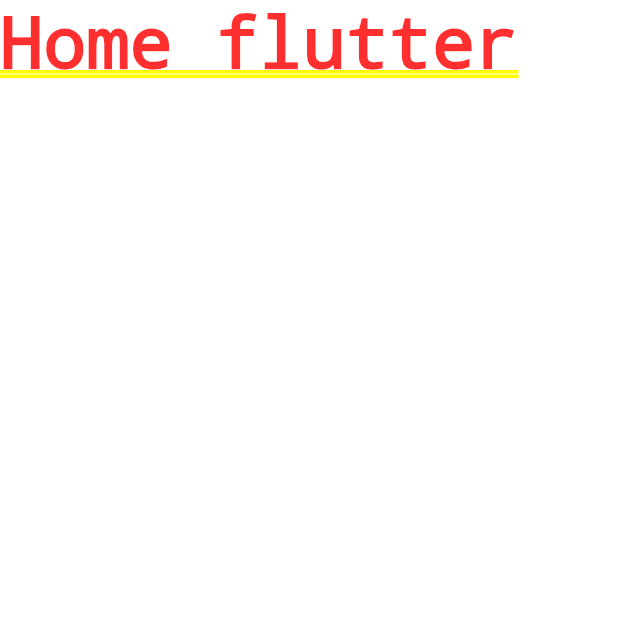
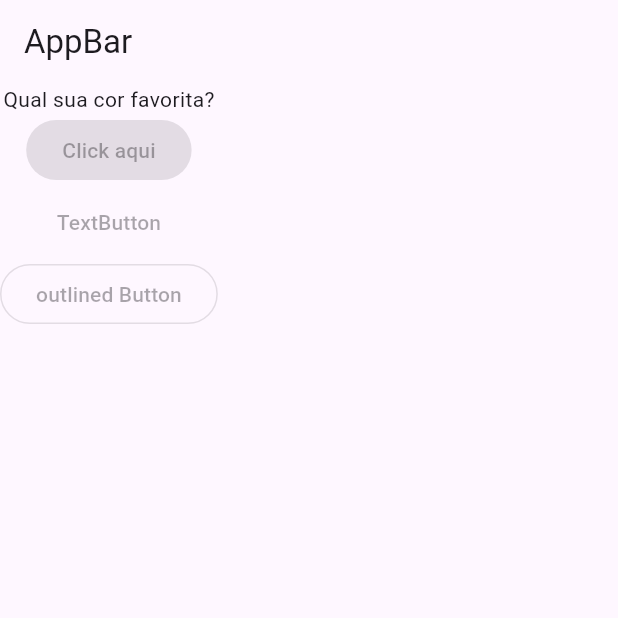
Before and after one commit to PedroGoncalves-Dev/Proj-Perguntas-flutter, a Flutter app: the screen it shows after launch, on a phone screen of 412 x 824 dp, the top half of it. Run offline on Flutter 3.47's test engine with Material 3 defaults, Android fonts, the phone set to English and light mode, and no system bars.

Commit message:
adicionando botoes em columns

```diff
--- a/lib/main.dart
+++ b/lib/main.dart
@@ -7,6 +7,23 @@ main() {
 class PerguntaApp extends StatelessWidget {
   @override
   Widget build(BuildContext context) {
-    return MaterialApp(home: Text('Home flutter'));
+    final perguntas = [
+      'Qual sua cor favorita?',
+      'Qual seu animal favorito',
+    ];
+
+    return MaterialApp(
+        home: Scaffold(
+            appBar: AppBar(
+              title: Text('AppBar'),
+            ),
+            body: Column(
+              children: [
+                Text(perguntas[0]),
+                ElevatedButton(onPressed: null, child: Text('Click aqui')),
+                TextButton(onPressed: null, child: Text('TextButton')),
+                OutlinedButton(onPressed: null, child: Text('outlined Button'))
+              ],
+            )));
   }
 }
```
